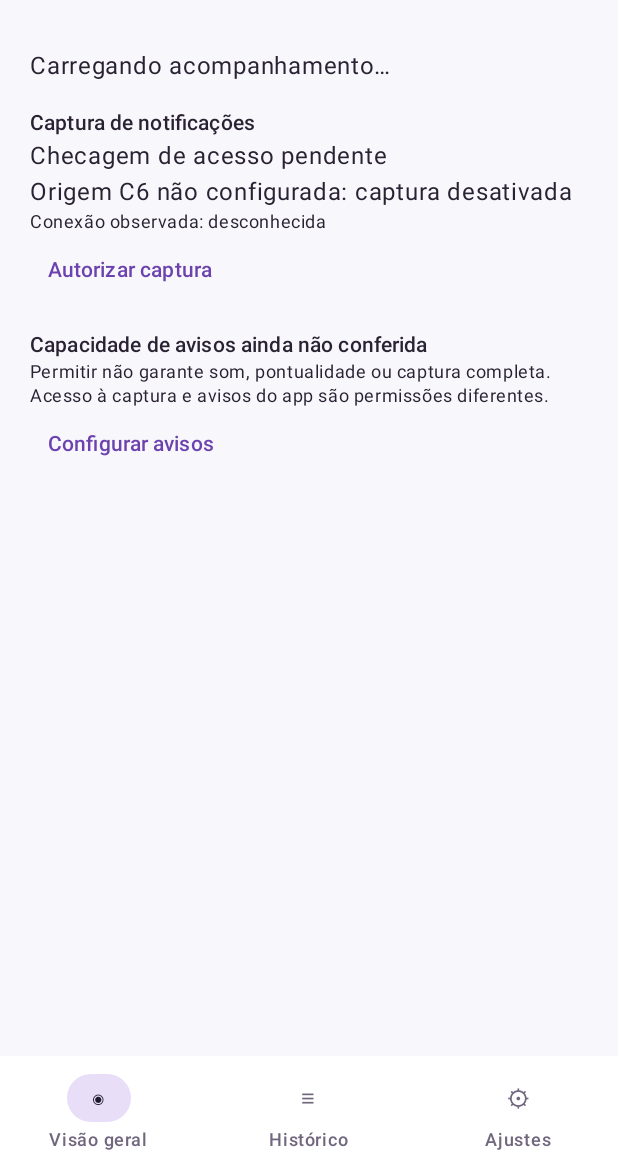
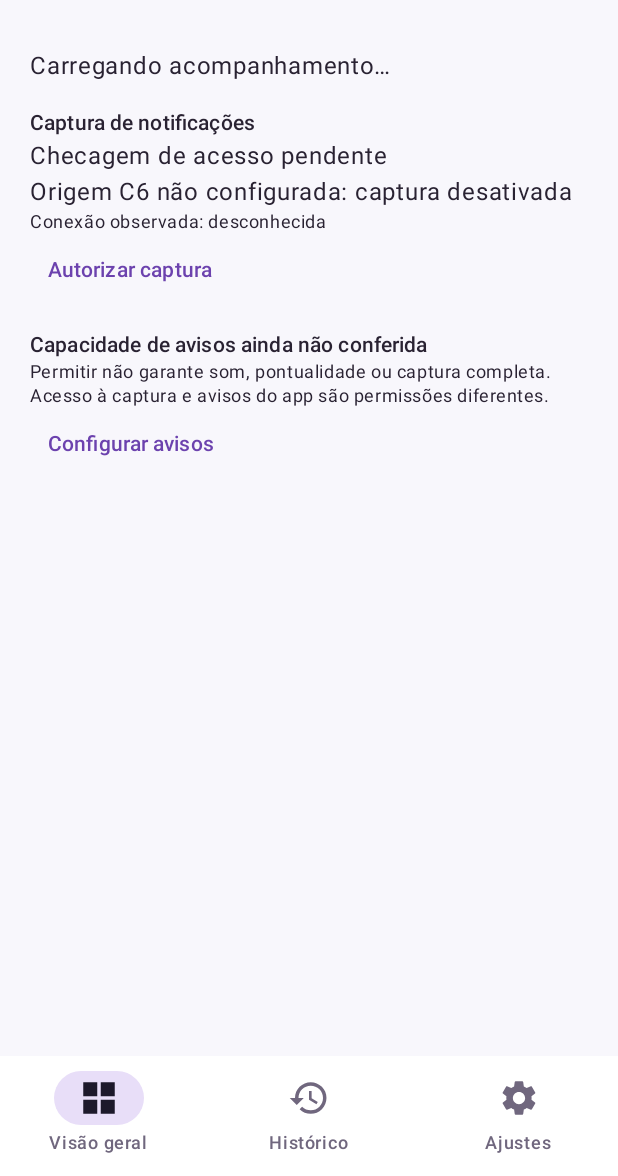
Before and after one commit to lanng/notification-app-reader, an Android app built with Jetpack Compose: the composable MonitorRoot shown on its own in the app's theme, on a phone screen of 412 x 824 dp, the part 60-1236 px from its top. Run offline under Robolectric (Android 15) with nearby library versions, the phone set to English and light mode, and no system bars.

Commit message:
fix(ui): replace tiny navigation glyphs with 28dp vector icons

```diff
--- a/app/src/main/java/br/com/c6tag/diagnostico/ui/monitor/MonitorRoot.kt
+++ b/app/src/main/java/br/com/c6tag/diagnostico/ui/monitor/MonitorRoot.kt
@@ -8,6 +8,7 @@ import androidx.compose.foundation.layout.*
 import androidx.compose.material3.*
 import androidx.compose.ui.Modifier
 import androidx.compose.ui.platform.testTag
+import androidx.compose.ui.res.painterResource
 import androidx.compose.ui.res.stringResource
 import androidx.compose.ui.unit.dp
 import br.com.c6tag.diagnostico.R
@@ -84,7 +85,21 @@ internal fun MonitorRoot(
                     NavigationBarItem(
                         selected = selected == index,
                         onClick = { selected = index },
-                        icon = { Text(listOf("◉", "≡", "⚙")[index]) },
+                        icon = {
+                            Icon(
+                                painter = painterResource(
+                                    listOf(
+                                        R.drawable.ic_monitor_overview,
+                                        R.drawable.ic_monitor_history,
+                                        R.drawable.ic_monitor_settings,
+                                    )[index],
+                                ),
+                                contentDescription = null,
+                                modifier = Modifier.size(28.dp).testTag(
+                                    listOf("tab-icon-overview", "tab-icon-history", "tab-icon-settings")[index],
+                                ),
+                            )
+                        },
                         label = { Text(stringResource(label)) },
                         modifier = Modifier.testTag(listOf("tab-overview", "tab-history", "tab-settings")[index]),
                     )
--- /dev/null
+++ b/app/src/main/res/drawable/ic_monitor_history.xml
@@ -0,0 +1,9 @@
+<vector xmlns:android="http://schemas.android.com/apk/res/android"
+    android:width="28dp"
+    android:height="28dp"
+    android:viewportWidth="24"
+    android:viewportHeight="24">
+    <path
+        android:fillColor="#FF000000"
+        android:pathData="M13,3a9,9 0,0 0,-9 9H1l4,4 4,-4H6a7,7 0,1 1,2.05 4.95l-1.42,1.42A9,9 0,1 0,13 3zM12,8v5l4.25,2.52 0.77,-1.28 -3.52,-2.09V8z" />
+</vector>
--- /dev/null
+++ b/app/src/main/res/drawable/ic_monitor_overview.xml
@@ -0,0 +1,9 @@
+<vector xmlns:android="http://schemas.android.com/apk/res/android"
+    android:width="28dp"
+    android:height="28dp"
+    android:viewportWidth="24"
+    android:viewportHeight="24">
+    <path
+        android:fillColor="#FF000000"
+        android:pathData="M3,3h8v8H3zM13,3h8v8h-8zM3,13h8v8H3zM13,13h8v8h-8z" />
+</vector>
--- /dev/null
+++ b/app/src/main/res/drawable/ic_monitor_settings.xml
@@ -0,0 +1,9 @@
+<vector xmlns:android="http://schemas.android.com/apk/res/android"
+    android:width="28dp"
+    android:height="28dp"
+    android:viewportWidth="24"
+    android:viewportHeight="24">
+    <path
+        android:fillColor="#FF000000"
+        android:pathData="M19.14,12.94c0.04,-0.3 0.06,-0.61 0.06,-0.94s-0.02,-0.64 -0.07,-0.94l2.03,-1.58c0.18,-0.14 0.23,-0.4 0.12,-0.61l-1.92,-3.32c-0.12,-0.21 -0.36,-0.3 -0.59,-0.21l-2.39,0.96c-0.5,-0.38 -1.03,-0.69 -1.62,-0.92L14.4,2.8c-0.04,-0.24 -0.25,-0.42 -0.5,-0.42h-3.84c-0.25,0 -0.46,0.18 -0.5,0.42L9.2,5.37c-0.59,0.23 -1.13,0.55 -1.62,0.92l-2.39,-0.96c-0.23,-0.08 -0.47,0 -0.59,0.21L2.68,8.86c-0.12,0.21 -0.07,0.47 0.12,0.61l2.03,1.58c-0.05,0.3 -0.08,0.62 -0.08,0.95s0.03,0.65 0.08,0.95L2.8,14.53c-0.19,0.14 -0.24,0.4 -0.12,0.61l1.92,3.32c0.12,0.21 0.36,0.29 0.59,0.21l2.39,-0.96c0.49,0.38 1.03,0.69 1.62,0.92l0.36,2.57c0.04,0.24 0.25,0.42 0.5,0.42h3.84c0.25,0 0.46,-0.18 0.5,-0.42l0.36,-2.57c0.59,-0.23 1.12,-0.54 1.62,-0.92l2.39,0.96c0.23,0.08 0.47,0 0.59,-0.21l1.92,-3.32c0.12,-0.21 0.07,-0.47 -0.12,-0.61l-2.03,-1.59zM12,15.5c-1.93,0 -3.5,-1.57 -3.5,-3.5s1.57,-3.5 3.5,-3.5 3.5,1.57 3.5,3.5 -1.57,3.5 -3.5,3.5z" />
+</vector>
```
